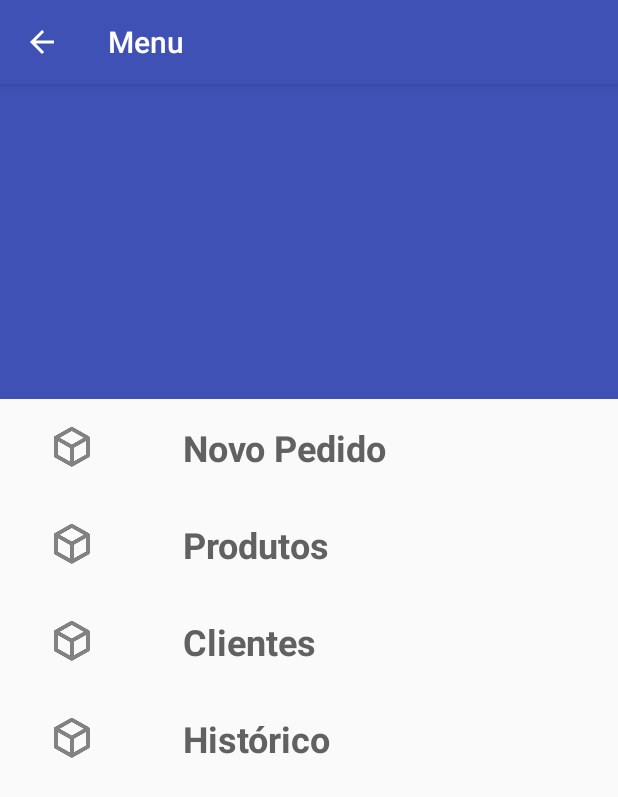
After one commit to smiderle/kratos, an Android app: the MenuActivity screen opened directly, with no data from a screen before it, on a phone screen of 412 x 824 dp. The commit adds this screen. Shown: the top 797 px of the screen. Run offline under Robolectric (Android 15) with nearby library versions, the phone set to English and light mode, and no system bars; our stand-ins replace ButterKnife; network calls fail.

Commit message:
Incluido um Menu provisório para facilitar a navegação.

```diff
--- a/app/src/main/AndroidManifest.xml
+++ b/app/src/main/AndroidManifest.xml
@@ -23,6 +23,11 @@
         </activity>
 
         <activity
+            android:name="br.com.doubletouch.vendasup.presentation.view.activity.MenuActivity"
+            android:label="@string/title_activity_menu" >
+        </activity>
+
+        <activity
             android:name="br.com.doubletouch.vendasup.presentation.view.activity.CargaInicialActivity"
             android:label="@string/title_activity_carga_inicial" >
 
--- /dev/null
+++ b/app/src/main/java/br/com/doubletouch/vendasup/presentation/MenuModel.java
@@ -0,0 +1,65 @@
+package br.com.doubletouch.vendasup.presentation;
+
+import android.app.Activity;
+
+import br.com.doubletouch.vendasup.presentation.view.activity.BaseActivity;
+
+/**
+ * Created by LADAIR on 17/02/2015.
+ */
+public class MenuModel {
+
+    private Class<? extends BaseActivity> to;
+    private String title;
+    private String description;
+    private int icon;
+    private int order;
+
+
+    public MenuModel(Class<? extends BaseActivity> to, String title, int icon, int order) {
+        this.to = to;
+        this.title = title;
+        this.icon = icon;
+        this.order = order;
+    }
+
+    public Class<? extends BaseActivity> getTo() {
+        return to;
+    }
+
+    public void setTo(Class<? extends BaseActivity> to) {
+        this.to = to;
+    }
+
+    public int getIcon() {
+        return icon;
+    }
+
+    public void setIcon(int icon) {
+        this.icon = icon;
+    }
+
+    public String getTitle() {
+        return title;
+    }
+
+    public void setTitle(String title) {
+        this.title = title;
+    }
+
+    public String getDescription() {
+        return description;
+    }
+
+    public void setDescription(String description) {
+        this.description = description;
+    }
+
+    public int getOrder() {
+        return order;
+    }
+
+    public void setOrder(int order) {
+        this.order = order;
+    }
+}
--- a/app/src/main/java/br/com/doubletouch/vendasup/presentation/navigation/Navigator.java
+++ b/app/src/main/java/br/com/doubletouch/vendasup/presentation/navigation/Navigator.java
@@ -4,6 +4,8 @@ import android.app.Activity;
 import android.content.Context;
 import android.content.Intent;
 
+import br.com.doubletouch.vendasup.presentation.view.activity.BaseActivity;
+import br.com.doubletouch.vendasup.presentation.view.activity.MenuActivity;
 import br.com.doubletouch.vendasup.presentation.view.activity.ProductDetailsActivity;
 import br.com.doubletouch.vendasup.presentation.view.activity.ProductListActivity;
 
@@ -23,6 +25,13 @@ public class Navigator {
         }
     }
 
+    public void navigateToMenu(Context context){
+        if(context != null){
+            Intent it = MenuActivity.getCallingIntent(context);
+            context.startActivity(it);
+        }
+    }
+
     /**
      * Navega para os detalhes do produto.
      * @param context
@@ -31,6 +40,17 @@ public class Navigator {
         if(context != null){
             Intent intentToLaunch = ProductDetailsActivity.getCallingIntent(context, productId);
             context.startActivity(intentToLaunch);
+        }
+    }
+
+    /**
+     * Navega para a activity (.class) passada por parametro
+     * @param context
+     * @param to
+     */
+    public void navigateTo(Context context, Class<? extends BaseActivity> to) {
+        if(context != null){
+            context.startActivity(new Intent(context, to));
         }
     }
 
--- /dev/null
+++ b/app/src/main/java/br/com/doubletouch/vendasup/presentation/presenter/MenuPresenter.java
@@ -0,0 +1,56 @@
+package br.com.doubletouch.vendasup.presentation.presenter;
+
+import android.view.Menu;
+
+import java.util.ArrayList;
+import java.util.List;
+
+import br.com.doubletouch.vendasup.R;
+import br.com.doubletouch.vendasup.data.entity.Product;
+import br.com.doubletouch.vendasup.presentation.MenuModel;
+import br.com.doubletouch.vendasup.presentation.view.MenuView;
+import br.com.doubletouch.vendasup.presentation.view.activity.ProductListActivity;
+
+/**
+ * Created by LADAIR on 17/02/2015.
+ */
+public class MenuPresenter implements Presenter {
+
+    private MenuView menuView;
+
+
+    public MenuPresenter(MenuView menuView) {
+        this.menuView = menuView;
+    }
+
+    public void initialize() {
+        this.loadMenuList();
+    }
+
+    @Override
+    public void resume() {
+
+    }
+
+    @Override
+    public void pause() {
+
+    }
+
+    public void loadMenuList(){
+        menuView.renderMenuView(createMenuModel());
+    }
+
+    public List<MenuModel>  createMenuModel(){
+        List<MenuModel> menus = new ArrayList<>(5);
+        menus.add(new MenuModel(ProductListActivity.class, "Novo Pedido", R.drawable.ic_cube_outline,0));
+        menus.add(new MenuModel(ProductListActivity.class, "Produtos", R.drawable.ic_cube_outline,1));
+        menus.add(new MenuModel(ProductListActivity.class, "Clientes", R.drawable.ic_cube_outline,2));
+        menus.add(new MenuModel(ProductListActivity.class, "Histórico", R.drawable.ic_cube_outline,3));
+        return menus;
+    }
+
+    public void onMenuClicked(MenuModel menuModel){
+        this.menuView.goTo(menuModel);
+    }
+}
--- /dev/null
+++ b/app/src/main/java/br/com/doubletouch/vendasup/presentation/view/MenuView.java
@@ -0,0 +1,15 @@
+package br.com.doubletouch.vendasup.presentation.view;
+
+import java.util.List;
+
+import br.com.doubletouch.vendasup.presentation.MenuModel;
+
+/**
+ * Created by LADAIR on 17/02/2015.
+ */
+public interface MenuView {
+
+    void renderMenuView(List<MenuModel> menus);
+
+    void goTo(MenuModel menuModel);
+}
--- a/app/src/main/java/br/com/doubletouch/vendasup/presentation/view/activity/CargaInicialActivity.java
+++ b/app/src/main/java/br/com/doubletouch/vendasup/presentation/view/activity/CargaInicialActivity.java
@@ -104,7 +104,7 @@ public class CargaInicialActivity extends ActionBarActivity {
     }
     @OnClick(R.id.btnProdutos)
     void onButtonNavigateToProductListClick(){
-        new Navigator().navigateToProductList(CargaInicialActivity.this);
+        new Navigator().navigateToMenu(CargaInicialActivity.this);
     }
 
 
--- /dev/null
+++ b/app/src/main/java/br/com/doubletouch/vendasup/presentation/view/activity/MenuActivity.java
@@ -0,0 +1,45 @@
+package br.com.doubletouch.vendasup.presentation.view.activity;
+
+import android.content.Context;
+import android.content.Intent;
+import android.os.Bundle;
+import android.view.Window;
+
+import br.com.doubletouch.vendasup.R;
+import br.com.doubletouch.vendasup.presentation.MenuModel;
+import br.com.doubletouch.vendasup.presentation.navigation.Navigator;
+import br.com.doubletouch.vendasup.presentation.view.fragment.MenuFragment;
+import br.com.doubletouch.vendasup.presentation.view.fragment.ProductDetailsFragment;
+
+/**
+ * Created by LADAIR on 17/02/2015.
+ */
+public class MenuActivity extends BaseActivity implements MenuFragment.MenuListListener {
+
+    private Navigator navigator;
+
+    public static Intent getCallingIntent(Context context) {
+        return new Intent(context, MenuActivity.class);
+    }
+
+    @Override
+    protected void onCreate(Bundle savedInstanceState) {
+        requestWindowFeature(Window.FEATURE_INDETERMINATE_PROGRESS);
+        super.onCreate(savedInstanceState);
+        setContentView(R.layout.activity_menu);
+        getSupportActionBar().setDisplayHomeAsUpEnabled(true);
+        initialize();
+    }
+
+
+
+
+    private void initialize(){
+        navigator =  new Navigator();
+    }
+
+    @Override
+    public void onMenuClicked(MenuModel menuModel) {
+        this.navigator.navigateTo(MenuActivity.this, menuModel.getTo());
+    }
+}
--- a/app/src/main/java/br/com/doubletouch/vendasup/presentation/view/adapter/ProductsLayoutManager.java
+++ b/app/src/main/java/br/com/doubletouch/vendasup/presentation/view/adapter/KratosLayoutManager.java
@@ -6,8 +6,8 @@ import android.support.v7.widget.LinearLayoutManager;
 /**
  * Layout manager to position items inside a {@link android.support.v7.widget.RecyclerView}.
  */
-public class ProductsLayoutManager extends LinearLayoutManager {
-    public ProductsLayoutManager(Context context) {
+public class KratosLayoutManager extends LinearLayoutManager {
+    public KratosLayoutManager(Context context) {
         super(context);
     }
 }
--- /dev/null
+++ b/app/src/main/java/br/com/doubletouch/vendasup/presentation/view/adapter/MenusAdapter.java
@@ -0,0 +1,97 @@
+package br.com.doubletouch.vendasup.presentation.view.adapter;
+
+import android.content.Context;
+import android.support.v7.widget.RecyclerView;
+import android.view.LayoutInflater;
+import android.view.View;
+import android.view.ViewGroup;
+import android.widget.ImageView;
+import android.widget.TextView;
+
+import java.util.Collection;
+import java.util.List;
+
+import br.com.doubletouch.vendasup.R;
+import br.com.doubletouch.vendasup.data.entity.Product;
+import br.com.doubletouch.vendasup.presentation.MenuModel;
+import br.com.doubletouch.vendasup.util.DoubleUtil;
+import br.com.doubletouch.vendasup.util.image.ImageLoader;
+import butterknife.ButterKnife;
+import butterknife.InjectView;
+
+/**
+ *
+ * Created by LADAIR on 17/02/2015.
+ */
+public class MenusAdapter  extends RecyclerView.Adapter<MenusAdapter.MenuViewHolder>{
+
+    private final LayoutInflater layoutInflater;
+    private List<MenuModel> menus ;
+    private OnItemClickListener onItemClickListener;
+
+    public interface OnItemClickListener {
+        void onMenuItemClicked(MenuModel menu);
+    }
+
+
+
+    public MenusAdapter(Context context, List<MenuModel> menus) {
+        this.layoutInflater = (LayoutInflater) context.getSystemService(Context.LAYOUT_INFLATER_SERVICE);
+
+        this.menus = menus;
+    }
+
+    @Override
+    public MenuViewHolder onCreateViewHolder(ViewGroup parent, int viewType) {
+        View view = this.layoutInflater.inflate(R.layout.row_menu, parent, false);
+        MenuViewHolder menuViewHolder = new MenuViewHolder(view);
+        return menuViewHolder;
+    }
+
+
+    @Override
+    public void onBindViewHolder(MenuViewHolder holder, int position) {
+        final MenuModel menuModel = this.menus.get(position);
+
+
+        holder.tv_menu_description.setText(menuModel.getTitle());
+        holder.iv_menu_icon.setImageResource(menuModel.getIcon());
+
+        holder.itemView.setOnClickListener(new View.OnClickListener() {
+            @Override
+            public void onClick(View v) {
+                if(MenusAdapter.this.onItemClickListener != null){
+                    MenusAdapter.this.onItemClickListener.onMenuItemClicked(menuModel);
+                }
+            }
+        });
+    }
+
+    @Override
+    public int getItemCount() {
+        return menus.size();
+    }
+
+    public void setOnItemClickListener(OnItemClickListener onItemClickListener){
+        this.onItemClickListener = onItemClickListener;
+    }
+
+    static class MenuViewHolder extends RecyclerView.ViewHolder {
+
+        @InjectView(R.id.iv_menu_icon)
+        ImageView iv_menu_icon;
+
+        @InjectView(R.id.tv_menu_description)
+        TextView tv_menu_description;
+
+        MenuViewHolder(View itemView) {
+            super(itemView);
+            ButterKnife.inject(this, itemView);
+        }
+    }
+
+    public void setMenusCollection(List<MenuModel> menus){
+        this.menus = menus;
+        this.notifyDataSetChanged();
+    }
+}
--- /dev/null
+++ b/app/src/main/java/br/com/doubletouch/vendasup/presentation/view/fragment/MenuFragment.java
@@ -0,0 +1,111 @@
+package br.com.doubletouch.vendasup.presentation.view.fragment;
+
+import android.app.Activity;
+import android.os.Bundle;
+import android.support.v7.widget.RecyclerView;
+import android.view.LayoutInflater;
+import android.view.View;
+import android.view.ViewGroup;
+
+import java.util.List;
+
+import br.com.doubletouch.vendasup.R;
+import br.com.doubletouch.vendasup.presentation.MenuModel;
+import br.com.doubletouch.vendasup.presentation.presenter.MenuPresenter;
+import br.com.doubletouch.vendasup.presentation.view.MenuView;
+import br.com.doubletouch.vendasup.presentation.view.adapter.KratosLayoutManager;
+import br.com.doubletouch.vendasup.presentation.view.adapter.MenusAdapter;
+import butterknife.ButterKnife;
+import butterknife.InjectView;
+
+
+/**
+ *
+ * Created by LADAIR on 17/02/2015.
+ */
+public class MenuFragment extends BaseFragment implements MenuView {
+
+    public interface MenuListListener {
+        void onMenuClicked(final MenuModel menuModel);
+    }
+
+    private MenuPresenter menuPresenter;
+    private MenusAdapter menuApdater;
+    private MenuListListener menuListListener;
+    private KratosLayoutManager kratosLayoutManager;
+
+    @InjectView(R.id.rv_menu)
+    RecyclerView rv_menus;
+
+    public MenuFragment() {
+        super();
+    }
+
+    @Override
+    void initializePresenter() {
+        menuPresenter = new MenuPresenter(this);
+    }
+
+
+    @Override
+    public View onCreateView(LayoutInflater inflater, ViewGroup container, Bundle savedInstanceState) {
+        View fragmentView = inflater.inflate(R.layout.fragment_menu, container, false);
+        ButterKnife.inject(this, fragmentView);
+        setupUI();
+        return fragmentView;
+    }
+
+    @Override
+    public void onCreate(Bundle savedInstanceState) {
+        super.onCreate(savedInstanceState);
+    }
+
+    @Override
+    public void onAttach(Activity activity) {
+        super.onAttach(activity);
+        if(activity instanceof MenuListListener){
+            this.menuListListener = (MenuListListener) activity;
+        }
+    }
+
+    @Override
+    public void onActivityCreated(Bundle savedInstanceState) {
+        super.onActivityCreated(savedInstanceState);
+        setHasOptionsMenu(true);
+        this.loadProductList();
+    }
+
+    private void loadProductList(){
+        this.menuPresenter.initialize();
+    }
+
+    @Override
+    public void renderMenuView(List<MenuModel> menus) {
+        if(this.menuApdater == null){
+            this.menuApdater = new MenusAdapter(getActivity(), menus);
+        } else {
+            this.menuApdater.setMenusCollection(menus);
+        }
+        this.menuApdater.setOnItemClickListener(onItemClickListener);
+        this.rv_menus.setAdapter(this.menuApdater);
+    }
+
+    @Override
+    public void goTo(MenuModel menuModel) {
+        menuListListener.onMenuClicked(menuModel);
+    }
+
+    private MenusAdapter.OnItemClickListener onItemClickListener = new MenusAdapter.OnItemClickListener() {
+        @Override
+        public void onMenuItemClicked(MenuModel menuModel) {
+            if(MenuFragment.this.menuPresenter != null && menuModel != null){
+                MenuFragment.this.menuPresenter.onMenuClicked(menuModel);
+            }
+        }
+    };
+
+    private void setupUI(){
+        this.kratosLayoutManager = new KratosLayoutManager(getActivity());
+        this.rv_menus.setLayoutManager(kratosLayoutManager);
+    }
+}
--- a/app/src/main/java/br/com/doubletouch/vendasup/presentation/view/fragment/ProductDetailsFragment.java
+++ b/app/src/main/java/br/com/doubletouch/vendasup/presentation/view/fragment/ProductDetailsFragment.java
@@ -96,7 +96,7 @@ public class ProductDetailsFragment extends BaseFragment implements ProductDetai
     }
 
     @Override
-    public void onCreate(Bundle savedInstanceState) {
+      public void onCreate(Bundle savedInstanceState) {
         super.onCreate(savedInstanceState);
         this.initialize();
     }
--- a/app/src/main/java/br/com/doubletouch/vendasup/presentation/view/fragment/ProductListFragment.java
+++ b/app/src/main/java/br/com/doubletouch/vendasup/presentation/view/fragment/ProductListFragment.java
@@ -35,8 +35,8 @@ import br.com.doubletouch.vendasup.domain.repository.ProductRepository;
 import br.com.doubletouch.vendasup.presentation.UIThread;
 import br.com.doubletouch.vendasup.presentation.presenter.ProductListPresenter;
 import br.com.doubletouch.vendasup.presentation.view.ProductListView;
+import br.com.doubletouch.vendasup.presentation.view.adapter.KratosLayoutManager;
 import br.com.doubletouch.vendasup.presentation.view.adapter.ProductsAdapter;
-import br.com.doubletouch.vendasup.presentation.view.adapter.ProductsLayoutManager;
 import butterknife.ButterKnife;
 import butterknife.InjectView;
 
@@ -54,7 +54,7 @@ public class ProductListFragment extends BaseFragment implements ProductListView
 
 
     private ProductListPresenter productListPresenter;
-    private ProductsLayoutManager productsLayoutManager;
+    private KratosLayoutManager kratosLayoutManager;
     private ProductListListener productListListener;
     private ProductsAdapter productAdapter;
 
@@ -197,8 +197,8 @@ public class ProductListFragment extends BaseFragment implements ProductListView
     }
 
     private void setupUI(){
-        this.productsLayoutManager = new ProductsLayoutManager(getActivity());
-        this.rv_products.setLayoutManager(productsLayoutManager);
+        this.kratosLayoutManager = new KratosLayoutManager(getActivity());
+        this.rv_products.setLayoutManager(kratosLayoutManager);
     }
 
     private ProductsAdapter.OnItemClickListener onItemClickListener = new ProductsAdapter.OnItemClickListener() {
--- /dev/null
+++ b/app/src/main/res/layout/activity_menu.xml
@@ -0,0 +1,13 @@
+<RelativeLayout xmlns:android="http://schemas.android.com/apk/res/android"
+    android:layout_width="match_parent"
+    android:layout_height="match_parent"
+    >
+
+    <fragment
+        android:name="br.com.doubletouch.vendasup.presentation.view.fragment.MenuFragment"
+        android:id="@+id/fragmentMenu"
+        android:layout_width="match_parent"
+        android:layout_height="match_parent"
+        />
+
+</RelativeLayout>
--- /dev/null
+++ b/app/src/main/res/layout/fragment_menu.xml
@@ -0,0 +1,29 @@
+<?xml version="1.0" encoding="utf-8"?>
+<LinearLayout xmlns:android="http://schemas.android.com/apk/res/android"
+    android:orientation="vertical"
+    android:layout_width="match_parent"
+    android:layout_height="match_parent">
+
+    <LinearLayout
+        android:layout_width="match_parent"
+        android:layout_height="@dimen/iv_height_main"
+        android:background="@color/indigo_500">
+
+        </LinearLayout>
+
+    <android.support.v7.widget.RecyclerView
+        android:id="@+id/rv_menu"
+        android:scrollbars="vertical"
+        android:layout_width="match_parent"
+        android:layout_height="match_parent"
+        />
+
+    <include
+        layout="@layout/view_progress"
+        />
+
+    <include
+        layout="@layout/view_retry"
+        />
+
+</LinearLayout>
--- /dev/null
+++ b/app/src/main/res/layout/row_menu.xml
@@ -0,0 +1,40 @@
+<?xml version="1.0" encoding="utf-8"?>
+<LinearLayout xmlns:android="http://schemas.android.com/apk/res/android"
+    xmlns:tools="http://schemas.android.com/tools"
+    tools:ignore="UseCompoundDrawables"
+    android:layout_width="match_parent"
+    android:layout_height="wrap_content"
+    android:orientation="horizontal"
+    android:paddingTop="@dimen/lv_row_padding_top"
+    android:paddingBottom="@dimen/lv_row_padding_botton"
+    android:paddingLeft="@dimen/activity_padding_left"
+    android:paddingRight="@dimen/activity_padding_right"
+    android:background="@drawable/selector_listview">
+
+    <RelativeLayout
+        android:layout_width="fill_parent"
+        android:layout_height="wrap_content">
+
+
+        <ImageView
+            android:id="@+id/iv_menu_icon"
+            android:layout_width="wrap_content"
+            android:layout_height="wrap_content"
+            android:scaleType="centerCrop"
+            android:src="@drawable/ic_label" />
+
+        <TextView
+            android:id="@+id/tv_menu_description"
+            android:layout_width="wrap_content"
+            android:layout_height="wrap_content"
+            android:text="Descricao"
+            android:layout_marginLeft="@dimen/lv_tv_margin_left"
+            android:layout_marginStart="@dimen/lv_tv_margin_left"
+            android:layout_centerVertical="true"
+            style="@style/AppTheme.TextViewInListViewPrimary"
+
+            />
+
+    </RelativeLayout>
+
+</LinearLayout>
--- a/app/src/main/res/values/strings.xml
+++ b/app/src/main/res/values/strings.xml
@@ -4,6 +4,7 @@
     <string name="app_name">VendasUp</string>
     <string name="title_activity_product_list">Produtos</string>
     <string name="title_activity_product_details">Detalhes do Produto</string>
+    <string name="title_activity_menu">Menu</string>
     <string name="hello_world">Hello world!</string>
     <string name="action_settings">Settings</string>
     <string name="title_activity_carga_inicial">CargaInicialActivity</string>
```
